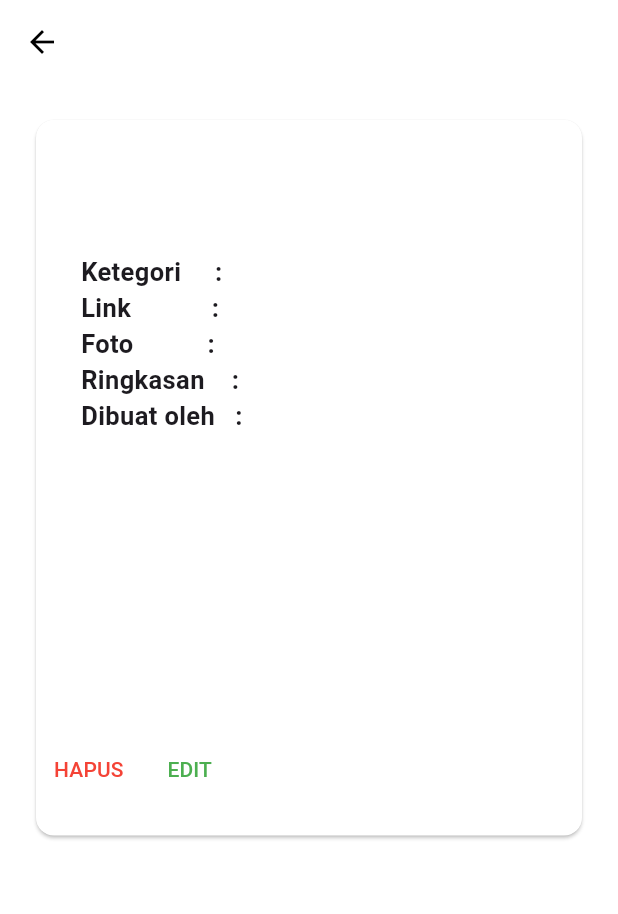
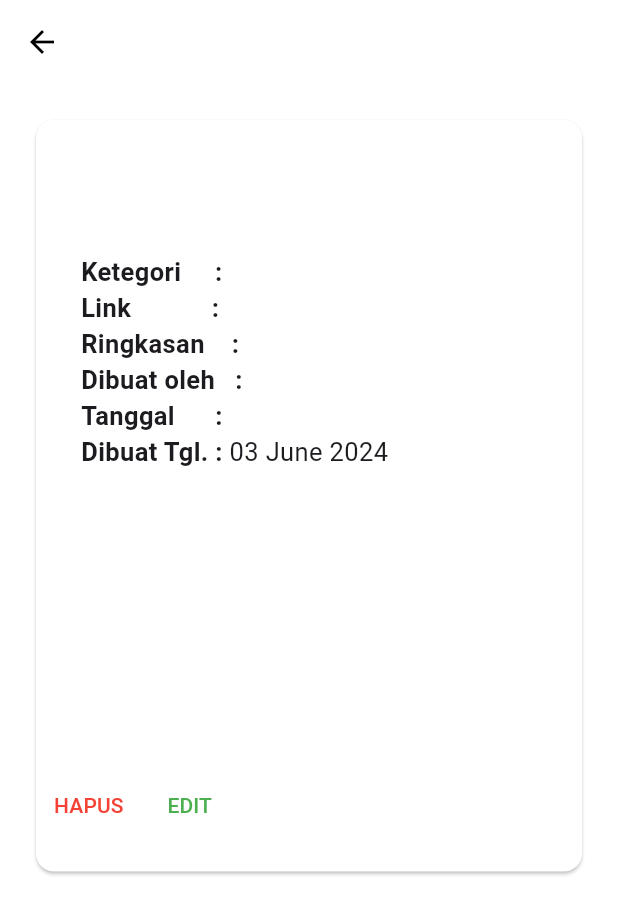
Before and after one commit to aminsum9/foto-app, a Flutter app: the DetailDocument screen opened directly with empty values, on a phone screen of 412 x 824 dp. Shown: the top 914 px of the screen. Run offline on Flutter 3.47's test engine with Material 3 defaults, Android fonts, the phone set to English and light mode, and no system bars; our stand-ins replace carousel_slider, dropdown_search, flutter_svg, fluttertoast, image_picker, shared_preferences and 1 more; missing offline and left inert: bulleted_list; accounts and stored records are empty; network calls fail; project files that could hold a hidden picture were left out.

Commit message:
update app

```diff
--- a/lib/views/detaildocument.dart
+++ b/lib/views/detaildocument.dart
@@ -1,5 +1,6 @@
 import 'package:foto_app/models/document_model.dart';
 import 'package:flutter/material.dart';
+import 'package:intl/intl.dart';
 import 'package:shared_preferences/shared_preferences.dart';
 import 'package:foto_app/functions/host.dart' as host;
 import 'package:foto_app/functions/handle_request.dart' as handle_request;
@@ -38,7 +39,8 @@ class DetailDocumentState extends State<DetailDocument> {
             TextButton(
               child: const Text('HAPUS', style: TextStyle(color: Colors.red)),
               onPressed: () {
-                deleteData();
+                Navigator.pop(context, true);
+                deleteData(widget.document.id);
               },
             ),
           ],
@@ -67,8 +69,8 @@ class DetailDocumentState extends State<DetailDocument> {
     return prefs.getString(key).toString();
   }
 
-  void deleteData() async {
-    dynamic body = {"page": 1, "paging": 10};
+  void deleteData(id) async {
+    dynamic body = {"id": id.toString()};
 
     var url = "${host.BASE_URL}document/delete";
 
@@ -79,6 +81,14 @@ class DetailDocumentState extends State<DetailDocument> {
 
   @override
   Widget build(BuildContext context) {
+    String createDate = widget.document.createdAt as String;
+
+    var now = DateTime.now().toString();
+    var date = createDate != ''
+        ? DateTime.parse(createDate.split('T')[0])
+        : DateTime.parse(now.split('T')[0]);
+    String createdAt = DateFormat('dd MMMM yyy').format(date);
+
     return Scaffold(
         appBar: AppBar(
             title: Text(
@@ -152,20 +162,6 @@ class DetailDocumentState extends State<DetailDocument> {
                               Row(
                                 children: [
                                   const Text(
-                                    "Foto           : ",
-                                    style: TextStyle(
-                                        fontSize: 17.0,
-                                        fontWeight: FontWeight.bold),
-                                  ),
-                                  Text(
-                                    widget.document.foto as String,
-                                    style: const TextStyle(fontSize: 17.0),
-                                  ),
-                                ],
-                              ),
-                              Row(
-                                children: [
-                                  const Text(
                                     "Ringkasan    : ",
                                     style: TextStyle(
                                         fontSize: 17.0,
@@ -180,13 +176,41 @@ class DetailDocumentState extends State<DetailDocument> {
                               Row(
                                 children: [
                                   const Text(
-                                    "Dibuat oleh   :",
+                                    "Dibuat oleh   : ",
                                     style: TextStyle(
                                         fontSize: 17.0,
                                         fontWeight: FontWeight.bold),
                                   ),
                                   Text(
                                     "${widget.document.pembuat}",
+                                    style: const TextStyle(fontSize: 17.0),
+                                  ),
+                                ],
+                              ),
+                              Row(
+                                children: [
+                                  const Text(
+                                    "Tanggal      : ",
+                                    style: TextStyle(
+                                        fontSize: 17.0,
+                                        fontWeight: FontWeight.bold),
+                                  ),
+                                  Text(
+                                    widget.document.tanggal as String,
+                                    style: const TextStyle(fontSize: 17.0),
+                                  ),
+                                ],
+                              ),
+                              Row(
+                                children: [
+                                  const Text(
+                                    "Dibuat Tgl. : ",
+                                    style: TextStyle(
+                                        fontSize: 17.0,
+                                        fontWeight: FontWeight.bold),
+                                  ),
+                                  Text(
+                                    createdAt,
                                     style: const TextStyle(fontSize: 17.0),
                                   ),
                                 ],
--- a/lib/views/editdocument.dart
+++ b/lib/views/editdocument.dart
@@ -205,7 +205,7 @@ class EditDocumentState extends State<EditDocument> {
     var dataImageFoto5 = imageFoto5;
     var dataImageFoto6 = imageFoto6;
 
-    String idCategory = "0";
+    String idCategory = selectedCategoryId.toString();
 
     for (var e in listCategories) {
       if (e.kategori == selectedCategory) {
@@ -278,7 +278,7 @@ class EditDocumentState extends State<EditDocument> {
 
       if (decodedMap['success']) {
         Fluttertoast.showToast(
-            msg: "Berhasil menambah mengubah",
+            msg: "Berhasil mengubah mengubah",
             toastLength: Toast.LENGTH_SHORT,
             gravity: ToastGravity.TOP,
             timeInSecForIosWeb: 1,
```
Also changed, not shown: lib/views/detailproject.dart (+25 -1 lines), lib/views/login.dart (+20 -4 lines), lib/views/register.dart (+30 -10 lines).
